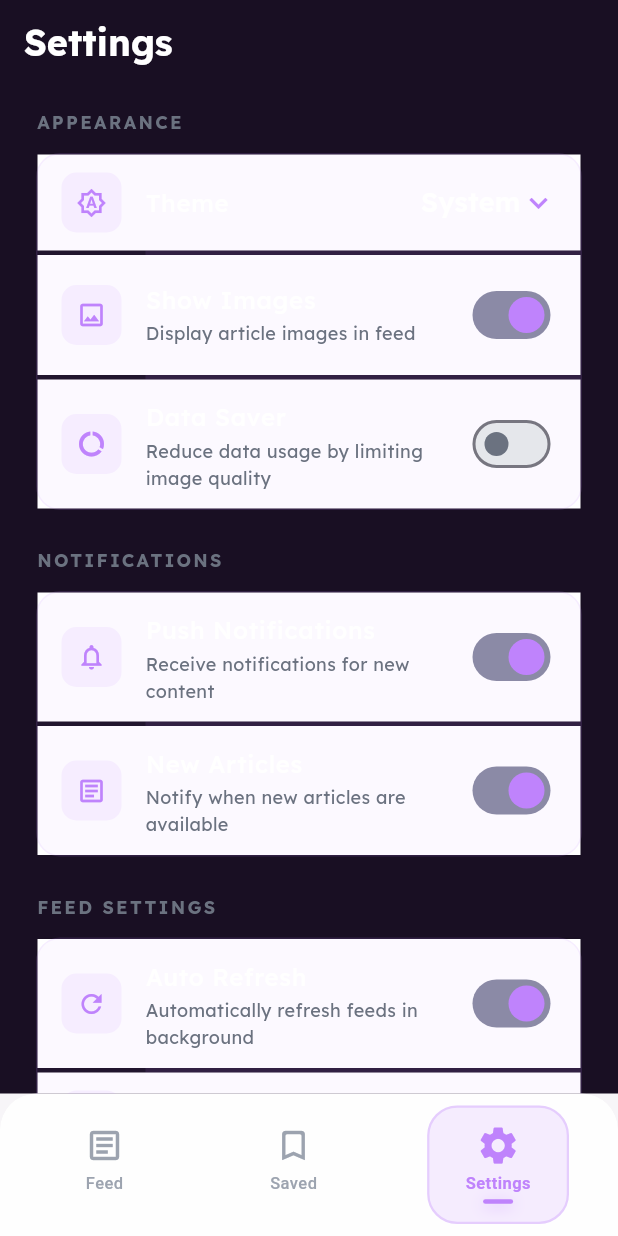
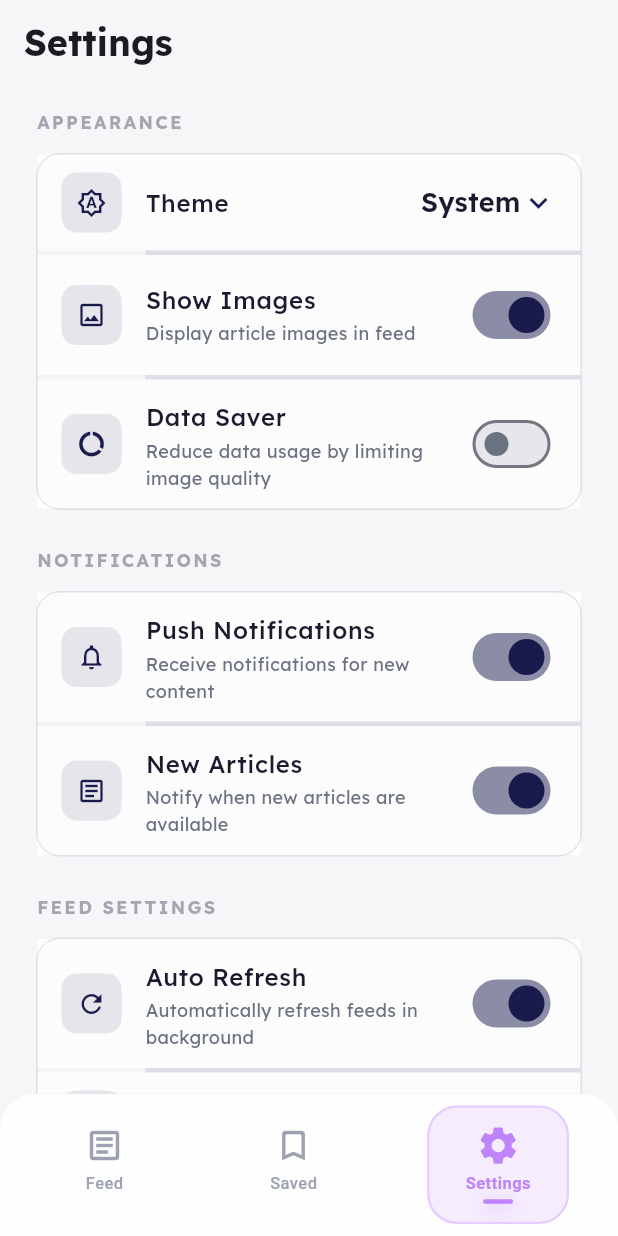
Before and after one commit to STRK-ND/feedapp, a Flutter app: the screen it shows after launch, item 3 of the bottom bar chosen, on a phone screen of 412 x 824 dp. Run offline on Flutter 3.47's test engine with Material 3 defaults, Android fonts, the phone set to English and light mode, and no system bars; our stand-ins replace cached_network_image, connectivity_plus, firebase_analytics, firebase_core, firebase_messaging, flutter_cache_manager and 8 more; accounts and stored records are empty; generated files the repository leaves out were written again; network calls fail; statements that could not run were skipped.

Commit message:
fix: Use theme-aware colors in SettingsScreen
Replace hardcoded dark colors with Theme.of(context) colorScheme and textTheme:
- Use scaffoldBackgroundColor instead of AppColors.background
- Use colorScheme.onSurface for text instead of Colors.white
- Use textTheme.bodyLarge/bodyMedium colors for proper text hierarchy
- Use colorScheme.surface for dropdown backgrounds
- Use colorScheme.primary withAlpha() instead of withOpacity()
- Apply theme-aware colors to all settings tiles and selectors

This fixes the half light/half dark appearance when using system theme
and ensures light theme is properly respected.

Co-Authored-By: Claude Opus 4.6 <noreply@anthropic.com>

```diff
--- a/lib/screens/settings_screen.dart
+++ b/lib/screens/settings_screen.dart
@@ -106,6 +106,8 @@ class _SettingsScreenState extends State<SettingsScreen> {
   @override
   Widget build(BuildContext context) {
     final isDark = Theme.of(context).brightness == Brightness.dark;
+    final colorScheme = Theme.of(context).colorScheme;
+    final textTheme = Theme.of(context).textTheme;
 
     if (_isLoading) {
       return const Scaffold(
@@ -114,16 +116,16 @@ class _SettingsScreenState extends State<SettingsScreen> {
     }
 
     return Scaffold(
-      backgroundColor: AppColors.background,
+      backgroundColor: Theme.of(context).scaffoldBackgroundColor,
       appBar: AppBar(
-        backgroundColor: AppColors.background,
+        backgroundColor: Colors.transparent,
         elevation: 0,
         title: Text(
           'Settings',
           style: GoogleFonts.lexend(
             fontSize: 24,
             fontWeight: FontWeight.w700,
-            color: Colors.white,
+            color: colorScheme.onSurface,
           ),
         ),
         centerTitle: false,
@@ -264,7 +266,7 @@ class _SettingsScreenState extends State<SettingsScreen> {
         style: GoogleFonts.lexend(
           fontSize: 12,
           fontWeight: FontWeight.w700,
-          color: AppColors.textSecondary,
+          color: Theme.of(context).textTheme.bodyMedium?.color?.withAlpha(153),
           letterSpacing: 1.5,
         ),
       ),
@@ -272,12 +274,13 @@ class _SettingsScreenState extends State<SettingsScreen> {
   }
 
   Widget _buildSettingsCard(List<Widget> children) {
+    final colorScheme = Theme.of(context).colorScheme;
     return Container(
       margin: const EdgeInsets.symmetric(horizontal: 8),
       decoration: BoxDecoration(
-        color: AppColors.primary5,
+        color: colorScheme.surfaceContainerHighest?.withAlpha(26) ?? colorScheme.surface.withAlpha(26),
         borderRadius: BorderRadius.circular(16),
-        border: Border.all(color: AppColors.primary.withOpacity(0.1)),
+        border: Border.all(color: colorScheme.primary.withAlpha(26)),
       ),
       child: Column(
         mainAxisSize: MainAxisSize.min,
@@ -288,13 +291,14 @@ class _SettingsScreenState extends State<SettingsScreen> {
 
   List<Widget> _divideTiles(List<Widget> tiles) {
     final result = <Widget>[];
+    final colorScheme = Theme.of(context).colorScheme;
     for (var i = 0; i < tiles.length; i++) {
       result.add(tiles[i]);
       if (i < tiles.length - 1) {
         result.add(Divider(
           height: 1,
           indent: 72,
-          color: AppColors.primary.withOpacity(0.1),
+          color: colorScheme.primary.withAlpha(26),
         ));
       }
     }
@@ -302,10 +306,11 @@ class _SettingsScreenState extends State<SettingsScreen> {
   }
 
   Widget _buildDivider() {
+    final colorScheme = Theme.of(context).colorScheme;
     return Divider(
       height: 1,
       indent: 72,
-      color: AppColors.primary.withOpacity(0.1),
+      color: colorScheme.primary.withAlpha(26),
     );
   }
 
@@ -317,35 +322,37 @@ class _SettingsScreenState extends State<SettingsScreen> {
     required ValueChanged<bool> onChanged,
     bool indented = false,
   }) {
+    final colorScheme = Theme.of(context).colorScheme;
+    final textTheme = Theme.of(context).textTheme;
     return ListTile(
       contentPadding: const EdgeInsets.symmetric(horizontal: 16, vertical: 4),
       leading: Container(
         width: 40,
         height: 40,
         decoration: BoxDecoration(
-          color: AppColors.primary10,
+          color: colorScheme.primary.withAlpha(26),
           borderRadius: BorderRadius.circular(10),
         ),
-        child: Icon(icon, size: 20, color: AppColors.primary),
+        child: Icon(icon, size: 20, color: colorScheme.primary),
       ),
       title: Text(
         title,
         style: GoogleFonts.lexend(
           fontSize: 16,
           fontWeight: FontWeight.w500,
-          color: Colors.white,
+          color: textTheme.bodyLarge?.color ?? colorScheme.onSurface,
         ),
       ),
       subtitle: Text(
         subtitle,
         style: GoogleFonts.lexend(
           fontSize: 12,
-          color: AppColors.textSecondary,
+          color: textTheme.bodyMedium?.color,
         ),
       ),
       trailing: Switch(
         value: value,
-        activeColor: AppColors.primary,
+        activeColor: colorScheme.primary,
         onChanged: (newValue) {
           HapticFeedback.selectionClick();
           onChanged(newValue);
@@ -359,30 +366,32 @@ class _SettingsScreenState extends State<SettingsScreen> {
     required String title,
     required String value,
   }) {
+    final colorScheme = Theme.of(context).colorScheme;
+    final textTheme = Theme.of(context).textTheme;
     return ListTile(
       contentPadding: const EdgeInsets.symmetric(horizontal: 16, vertical: 4),
       leading: Container(
         width: 40,
         height: 40,
         decoration: BoxDecoration(
-          color: AppColors.primary10,
+          color: colorScheme.primary.withAlpha(26),
           borderRadius: BorderRadius.circular(10),
         ),
-        child: Icon(icon, size: 20, color: AppColors.primary),
+        child: Icon(icon, size: 20, color: colorScheme.primary),
       ),
       title: Text(
         title,
         style: GoogleFonts.lexend(
           fontSize: 16,
           fontWeight: FontWeight.w500,
-          color: Colors.white,
+          color: textTheme.bodyLarge?.color ?? colorScheme.onSurface,
         ),
       ),
       trailing: Text(
         value,
         style: GoogleFonts.lexend(
           fontSize: 14,
-          color: AppColors.primary,
+          color: colorScheme.primary,
         ),
       ),
     );
@@ -395,6 +404,8 @@ class _SettingsScreenState extends State<SettingsScreen> {
     required VoidCallback onTap,
     Color? iconColor,
   }) {
+    final colorScheme = Theme.of(context).colorScheme;
+    final textTheme = Theme.of(context).textTheme;
     return ListTile(
       contentPadding: const EdgeInsets.symmetric(horizontal: 16, vertical: 4),
       onTap: onTap,
@@ -402,47 +413,49 @@ class _SettingsScreenState extends State<SettingsScreen> {
         width: 40,
         height: 40,
         decoration: BoxDecoration(
-          color: (iconColor ?? AppColors.primary).withOpacity(0.15),
+          color: (iconColor ?? colorScheme.primary).withAlpha(38),
           borderRadius: BorderRadius.circular(10),
         ),
-        child: Icon(icon, size: 20, color: iconColor ?? AppColors.primary),
+        child: Icon(icon, size: 20, color: iconColor ?? colorScheme.primary),
       ),
       title: Text(
         title,
         style: GoogleFonts.lexend(
           fontSize: 16,
           fontWeight: FontWeight.w500,
-          color: Colors.white,
+          color: textTheme.bodyLarge?.color ?? colorScheme.onSurface,
         ),
       ),
       subtitle: Text(
         subtitle,
         style: GoogleFonts.lexend(
           fontSize: 12,
-          color: AppColors.textSecondary,
+          color: textTheme.bodyMedium?.color,
         ),
       ),
       trailing: Icon(
         Icons.chevron_right,
-        color: AppColors.textSecondary,
+        color: textTheme.bodyMedium?.color?.withAlpha(153),
       ),
     );
   }
 
   Widget _buildThemeSelector() {
+    final colorScheme = Theme.of(context).colorScheme;
+    final textTheme = Theme.of(context).textTheme;
     return ListTile(
       contentPadding: const EdgeInsets.symmetric(horizontal: 16, vertical: 4),
       leading: Container(
         width: 40,
         height: 40,
         decoration: BoxDecoration(
-          color: AppColors.primary10,
+          color: colorScheme.primary.withAlpha(26),
           borderRadius: BorderRadius.circular(10),
         ),
         child: Icon(
           _getThemeIcon(_themeMode),
           size: 20,
-          color: AppColors.primary,
+          color: colorScheme.primary,
         ),
       ),
       title: Text(
@@ -450,27 +463,27 @@ class _SettingsScreenState extends State<SettingsScreen> {
         style: GoogleFonts.lexend(
           fontSize: 16,
           fontWeight: FontWeight.w500,
-          color: Colors.white,
+          color: textTheme.bodyLarge?.color ?? colorScheme.onSurface,
         ),
       ),
       trailing: DropdownButton<ThemeMode>(
         value: _themeMode,
-        dropdownColor: AppColors.background,
+        dropdownColor: colorScheme.surface,
         underline: const SizedBox.shrink(),
         borderRadius: BorderRadius.circular(12),
-        icon: Icon(Icons.expand_more, color: AppColors.primary),
+        icon: Icon(Icons.expand_more, color: colorScheme.primary),
         items: [
           DropdownMenuItem(
             value: ThemeMode.system,
-            child: Text('System', style: GoogleFonts.lexend(color: Colors.white)),
+            child: Text('System', style: GoogleFonts.lexend(color: textTheme.bodyLarge?.color ?? colorScheme.onSurface)),
           ),
           DropdownMenuItem(
             value: ThemeMode.light,
-            child: Text('Light', style: GoogleFonts.lexend(color: Colors.white)),
+            child: Text('Light', style: GoogleFonts.lexend(color: textTheme.bodyLarge?.color ?? colorScheme.onSurface)),
           ),
           DropdownMenuItem(
             value: ThemeMode.dark,
-            child: Text('Dark', style: GoogleFonts.lexend(color: Colors.white)),
+            child: Text('Dark', style: GoogleFonts.lexend(color: textTheme.bodyLarge?.color ?? colorScheme.onSurface)),
           ),
         ],
         onChanged: (mode) {
@@ -481,36 +494,38 @@ class _SettingsScreenState extends State<SettingsScreen> {
   }
 
   Widget _buildIntervalSelector() {
+    final colorScheme = Theme.of(context).colorScheme;
+    final textTheme = Theme.of(context).textTheme;
     return ListTile(
       contentPadding: const EdgeInsets.symmetric(horizontal: 16, vertical: 4),
       leading: Container(
         width: 40,
         height: 40,
         decoration: BoxDecoration(
-          color: AppColors.primary10,
+          color: colorScheme.primary.withAlpha(26),
           borderRadius: BorderRadius.circular(10),
         ),
-        child: Icon(Icons.timer_outlined, size: 20, color: AppColors.primary),
+        child: Icon(Icons.timer_outlined, size: 20, color: colorScheme.primary),
       ),
       title: Text(
         'Refresh Interval',
         style: GoogleFonts.lexend(
           fontSize: 16,
           fontWeight: FontWeight.w500,
-          color: Colors.white,
+          color: textTheme.bodyLarge?.color ?? colorScheme.onSurface,
         ),
       ),
       trailing: DropdownButton<int>(
         value: _refreshInterval,
-        dropdownColor: AppColors.background,
+        dropdownColor: colorScheme.surface,
         underline: const SizedBox.shrink(),
-        icon: Icon(Icons.expand_more, color: AppColors.primary),
+        icon: Icon(Icons.expand_more, color: colorScheme.primary),
         items: [15, 30, 60, 120].map((interval) {
           return DropdownMenuItem(
             value: interval,
             child: Text(
               '$interval min',
-              style: GoogleFonts.lexend(color: Colors.white, fontSize: 14),
+              style: GoogleFonts.lexend(color: textTheme.bodyLarge?.color ?? colorScheme.onSurface, fontSize: 14),
             ),
           );
         }).toList(),
@@ -525,36 +540,38 @@ class _SettingsScreenState extends State<SettingsScreen> {
   }
 
   Widget _buildMaxArticlesSelector() {
+    final colorScheme = Theme.of(context).colorScheme;
+    final textTheme = Theme.of(context).textTheme;
     return ListTile(
       contentPadding: const EdgeInsets.symmetric(horizontal: 16, vertical: 4),
       leading: Container(
         width: 40,
         height: 40,
         decoration: BoxDecoration(
-          color: AppColors.primary10,
+          color: colorScheme.primary.withAlpha(26),
           borderRadius: BorderRadius.circular(10),
         ),
-        child: Icon(Icons.format_list_numbered, size: 20, color: AppColors.primary),
+        child: Icon(Icons.format_list_numbered, size: 20, color: colorScheme.primary),
       ),
       title: Text(
         'Max Articles',
         style: GoogleFonts.lexend(
           fontSize: 16,
           fontWeight: FontWeight.w500,
-          color: Colors.white,
+          color: textTheme.bodyLarge?.color ?? colorScheme.onSurface,
         ),
       ),
       trailing: DropdownButton<int>(
         value: _maxArticles,
-        dropdownColor: AppColors.background,
+        dropdownColor: colorScheme.surface,
         underline: const SizedBox.shrink(),
-        icon: Icon(Icons.expand_more, color: AppColors.primary),
+        icon: Icon(Icons.expand_more, color: colorScheme.primary),
         items: [100, 250, 500, 1000, 2000].map((max) {
           return DropdownMenuItem(
             value: max,
             child: Text(
               '$max',
-              style: GoogleFonts.lexend(color: Colors.white, fontSize: 14),
+              style: GoogleFonts.lexend(color: textTheme.bodyLarge?.color ?? colorScheme.onSurface, fontSize: 14),
             ),
           );
         }).toList(),
```
